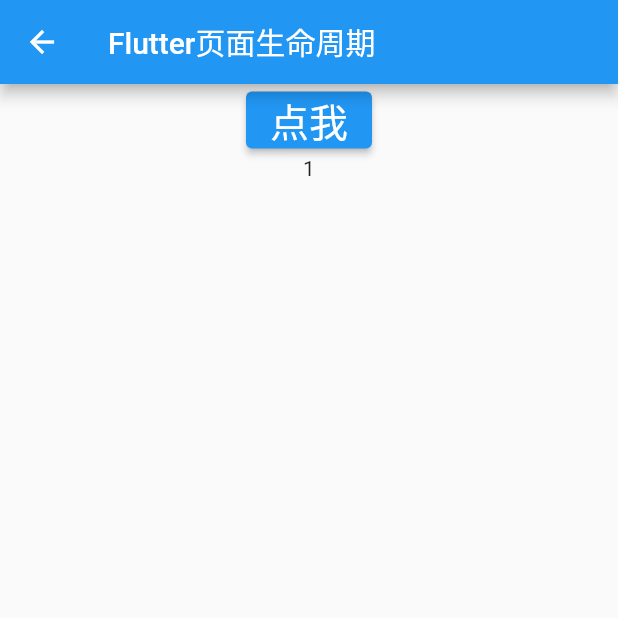
After one commit to filway-flutter/flutter_test1, a Flutter app: the WidgetLifeCycle screen opened by its route, after a tap on "点我", on a phone screen of 412 x 824 dp, the top half of it. The commit adds this screen. Run offline on Flutter 3.47's test engine with Material 2 defaults, Android fonts, the phone set to English and light mode, and no system bars; missing offline and left inert: flutter_color_plugin.

Commit message:
Flutter页面生命周期

```diff
--- /dev/null
+++ b/lib/flutter_widget_lifecycle.dart
@@ -0,0 +1,81 @@
+import 'package:flutter/material.dart';
+
+class WidgetLifeCycle extends StatefulWidget {
+  const WidgetLifeCycle({Key? key}) : super(key: key);
+
+  ///当我们构建一个新的StatefulWidget时, 这个会立即调用
+  ///并且这个方法必须被覆盖
+  @override
+  State<WidgetLifeCycle> createState() => _WidgetLifeCycleState();
+}
+
+class _WidgetLifeCycleState extends State<WidgetLifeCycle> {
+  int _count = 0;
+
+  ///这是创建widget时调用的除构造方法外的第一个方法:
+  ///类似于Android的: onCreate() 与 IOS的 viewDidLoad()
+  ///在这个方法中通常会做一些初始化工作，比如channel的初始化，监听器的初始化等
+  @override
+  void initState() {
+    print('----initState----');
+    super.initState();
+  }
+
+  @override
+  void didChangeDependencies() {
+    print('----didChangeDependencies----');
+    super.didChangeDependencies();
+  }
+
+  /// 必须实现的方法，在这里实现你要呈现的页面内容
+  /// 会在didChangeDependencies()之后立即调用
+  @override
+  Widget build(BuildContext context) {
+    print('----build----');
+    return Scaffold(
+      appBar: AppBar(
+        title: Text('Flutter页面生命周期'),
+        leading: BackButton(),
+      ),
+      body: Center(
+        child: Column(
+          children: [
+            ElevatedButton(
+              onPressed: () {
+                setState(() {
+                  _count += 1;
+                });
+              },
+              child: Text(
+                '点我',
+                style: TextStyle(fontSize: 26),
+              ),
+            ),
+            Text(_count.toString())
+          ],
+        ),
+      ),
+    );
+  }
+
+  ///当父组件需要重写绘制时才会调用
+  @override
+  void didUpdateWidget(WidgetLifeCycle oldWidget) {
+    print('----didUpdateWidget----');
+    super.didUpdateWidget(oldWidget);
+  }
+
+  ///很少使用，销毁期
+  @override
+  void deactivate() {
+    print('----deactivate----');
+    super.deactivate();
+  }
+
+  ///常用，组件被销毁时候调用
+  @override
+  void dispose() {
+    print('----dispose----');
+    super.dispose();
+  }
+}
--- a/lib/main.dart
+++ b/lib/main.dart
@@ -1,6 +1,8 @@
 import 'package:flutter/material.dart';
 import 'package:flutter_test1/flutter_layout_page.dart';
+import 'package:flutter_test1/flutter_widget_lifecycle.dart';
 import 'package:flutter_test1/gesture_page.dart';
+import 'package:flutter_test1/launch_page.dart';
 import 'package:flutter_test1/less_group_page.dart';
 import 'package:flutter_test1/plugin_use.dart';
 import 'package:flutter_test1/res_page.dart';
@@ -32,6 +34,8 @@ class MyApp extends StatelessWidget {
         'layout': (BuildContext context) => FlutterLayoutPage(),
         'gesture': (BuildContext context) => GesturePage(),
         'res_page': (BuildContext context) => ResPage(),
+        'launch': (BuildContext context) => LaunchPage(),
+        'lifecycle': (BuildContext context) => WidgetLifeCycle(),
       },
     );
   }
@@ -66,6 +70,8 @@ class _RouteNavigatorState extends State<RouteNavigator> {
           _item('如何进行Flutter布局开发', FlutterLayoutPage(), 'layout'),
           _item('如何检测用户手势以及处理点击事件?', GesturePage(), 'gesture'),
           _item('如何导入和使用Flutter的资源文件?', ResPage(), 'res_page'),
+          _item('如何打开第三方应用?', LaunchPage(), 'launch'),
+          _item('页面生命周期', WidgetLifeCycle(), 'lifecycle'),
         ],
       ),
     );
```
Also changed, not shown: lib/launch_page.dart (added, +58 -0 lines), 3 other files.
